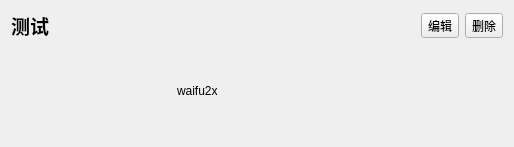
Qt form ui/component/ui_nas_item.ui (tonquer/JMComic-qt) before a commit.
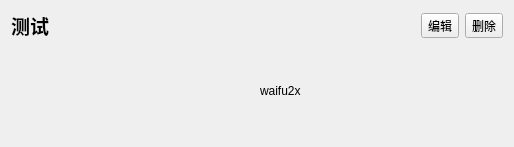
The same form after that commit.

Patch:
```diff
--- a/ui/component/ui_nas_item.ui
+++ b/ui/component/ui_nas_item.ui
@@ -54,6 +54,13 @@
        </property>
       </widget>
      </item>
+     <item>
+      <widget class="QLabel" name="compress">
+       <property name="text">
+        <string/>
+       </property>
+      </widget>
+     </item>
      <item>
       <widget class="QLabel" name="waifu2x">
        <property name="text">
```
